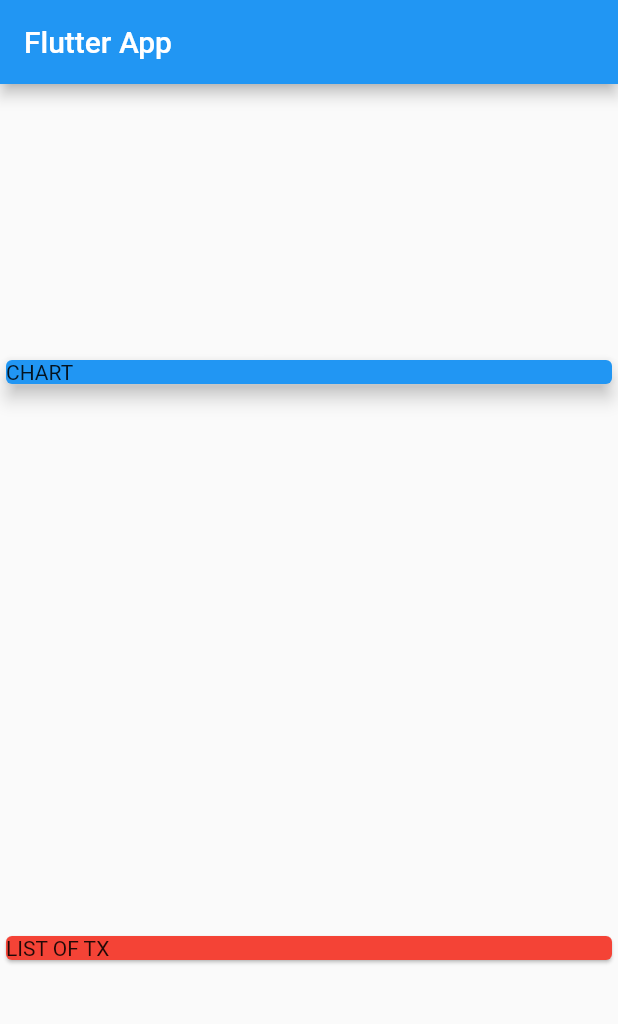
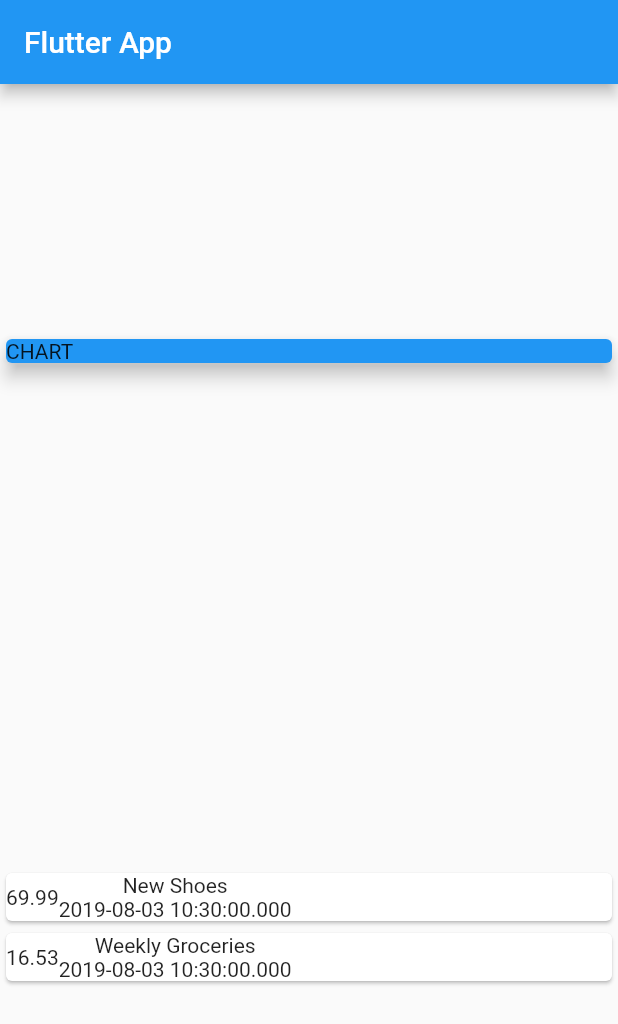
Before and after one commit to fiixed/Personal-Expenses, a Flutter app: the screen it shows after launch, on a phone screen of 412 x 824 dp. Shown: the top 1024 px of the screen. Run offline on Flutter 3.47's test engine with Material 2 defaults, Android fonts, the phone set to English and light mode, and no system bars.

Commit message:
card styling

```diff
--- a/lib/main.dart
+++ b/lib/main.dart
@@ -31,7 +31,6 @@ class MyHomePage extends StatelessWidget {
       amount: 16.53,
       date: DateTime.now(),
     ),
-
   ];
 
   @override
@@ -52,9 +51,28 @@ class MyHomePage extends StatelessWidget {
               elevation: 5,
             ),
           ),
-          Card(
-            color: Colors.red,
-            child: Text('LIST OF TX'),
+          Column(
+            children: transactions.map((tx) {
+              return Card(
+                child: Row(
+                  children: <Widget>[
+                    Container(
+                      child: Text(
+                        tx.amount.toString(),
+                      ),
+                    ),
+                    Column(
+                      children: <Widget>[
+                        Text(tx.title),
+                        Text(
+                          tx.date.toString(),
+                        ),
+                      ],
+                    ),
+                  ],
+                ),
+              );
+            }).toList(),
           ),
         ],
       ),
```
